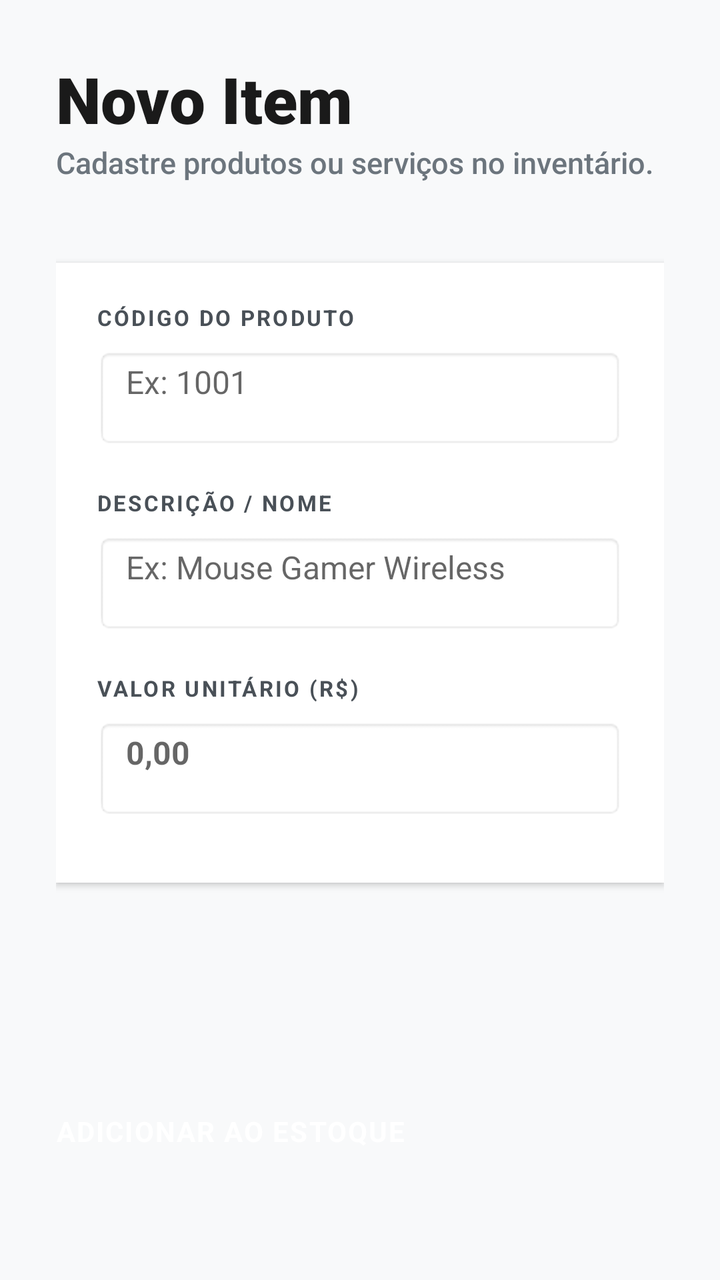
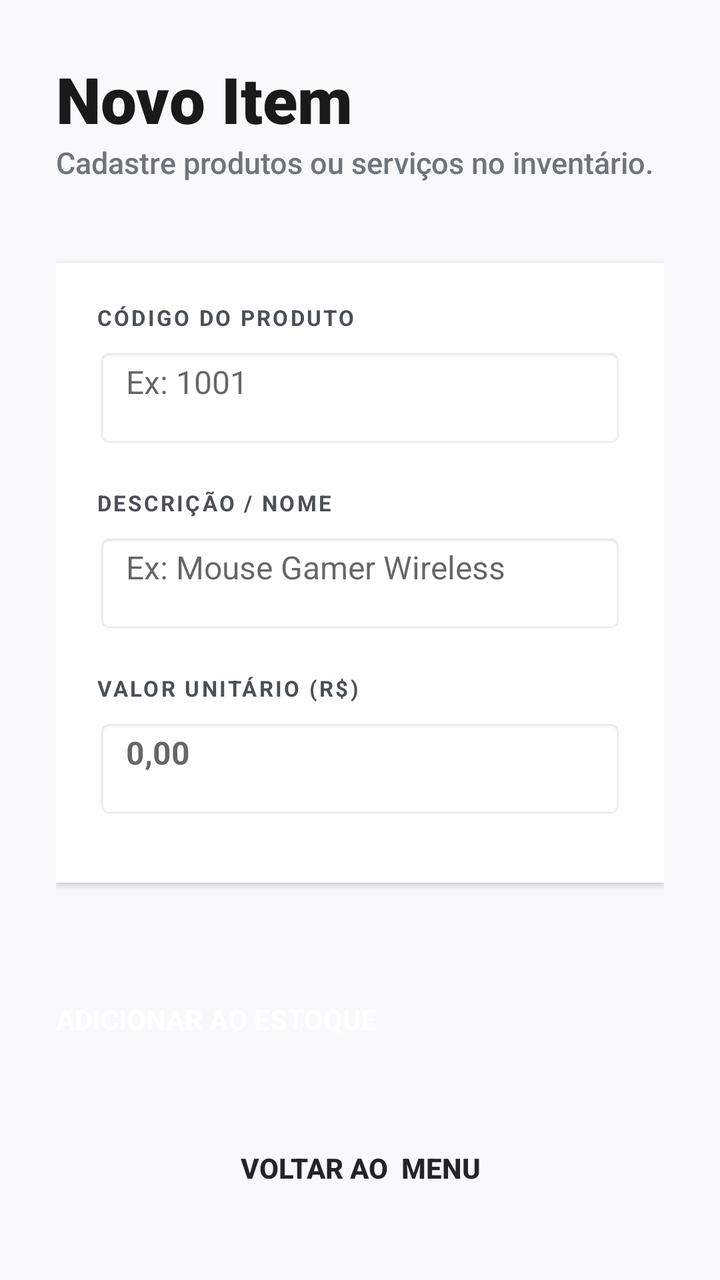

Before-and-after screenshots of an Android layout around one commit, followed by the original layout XML and the change that was made.
<!-- AndroidManifest.xml: application theme Theme.Teste -->
<!-- res/layout/cadastro_itens.xml -->
<?xml version="1.0" encoding="utf-8"?>
<LinearLayout xmlns:android="http://schemas.android.com/apk/res/android"
    android:layout_width="match_parent"
    android:layout_height="match_parent"
    android:orientation="vertical"
    android:padding="28dp"
    android:background="#F8F9FA">

    <TextView
        android:layout_width="wrap_content"
        android:layout_height="wrap_content"
        android:text="Novo Item"
        android:textSize="32sp"
        android:fontFamily="sans-serif-black"
        android:textColor="#1A1A1A" />

    <TextView
        android:layout_width="wrap_content"
        android:layout_height="wrap_content"
        android:text="Cadastre produtos ou serviços no inventário."
        android:textSize="15sp"
        android:fontFamily="sans-serif-medium"
        android:textColor="#6C757D"
        android:layout_marginBottom="40dp" />

    <LinearLayout
        android:layout_width="match_parent"
        android:layout_height="wrap_content"
        android:orientation="vertical"
        android:background="#FFFFFF"
        android:padding="20dp"
        android:elevation="2dp">

        <TextView
            android:layout_width="wrap_content"
            android:layout_height="wrap_content"
            android:text="CÓDIGO DO PRODUTO"
            android:textSize="11sp"
            android:textStyle="bold"
            android:letterSpacing="0.1"
            android:textColor="#495057"
            android:layout_marginBottom="8dp" />

        <EditText
            android:id="@+id/etCodigoItem"
            android:layout_width="match_parent"
            android:layout_height="50dp"
            android:hint="Ex: 1001"
            android:inputType="number"
            android:paddingLeft="15dp"
            android:textSize="16sp"
            android:background="@android:drawable/editbox_background"
            android:layout_marginBottom="20dp" />

        <TextView
            android:layout_width="wrap_content"
            android:layout_height="wrap_content"
            android:text="DESCRIÇÃO / NOME"
            android:textSize="11sp"
            android:textStyle="bold"
            android:letterSpacing="0.1"
            android:textColor="#495057"
            android:layout_marginBottom="8dp" />

        <EditText
            android:id="@+id/etDescricaoItem"
            android:layout_width="match_parent"
            android:layout_height="50dp"
            android:hint="Ex: Mouse Gamer Wireless"
            android:inputType="textCapSentences"
            android:paddingLeft="15dp"
            android:textSize="16sp"
            android:background="@android:drawable/editbox_background"
            android:layout_marginBottom="20dp" />

        <TextView
            android:layout_width="wrap_content"
            android:layout_height="wrap_content"
            android:text="VALOR UNITÁRIO (R$)"
            android:textSize="11sp"
            android:textStyle="bold"
            android:letterSpacing="0.1"
            android:textColor="#495057"
            android:layout_marginBottom="8dp" />

        <EditText
            android:id="@+id/etValorUnitario"
            android:layout_width="match_parent"
            android:layout_height="50dp"
            android:hint="0,00"
            android:inputType="numberDecimal"
            android:paddingLeft="15dp"
            android:textSize="16sp"
            android:textStyle="bold"
            android:textColor="#2E7D32"
            android:background="@android:drawable/editbox_background"
            android:layout_marginBottom="12dp" />

    </LinearLayout>

    <View
        android:layout_width="match_parent"
        android:layout_height="0dp"
        android:layout_weight="1" />

    <Button
        android:id="@+id/btnSalvarItem"
        android:layout_width="match_parent"
        android:layout_height="56dp"
        android:backgroundTint="#212529"
        android:elevation="4dp"
        android:letterSpacing="0.05"
        android:text="ADICIONAR AO ESTOQUE"
        android:textColor="#FFFFFF"
        android:textSize="14sp"
        android:textStyle="bold"
        />

</LinearLayout>
<!-- resources referenced by this layout -->
<resources>
  <style name="Theme.Teste" parent="android:Theme.Material.Light.NoActionBar" />
</resources>

<!-- the commit's change to res/layout/cadastro_itens.xml (unified diff, before → after) -->
@@ -95,7 +95,6 @@
             android:textColor="#2E7D32"
             android:background="@android:drawable/editbox_background"
             android:layout_marginBottom="12dp" />
-
     </LinearLayout>
 
     <View
@@ -103,17 +102,26 @@
         android:layout_height="0dp"
         android:layout_weight="1" />
 
+
+
     <Button
         android:id="@+id/btnSalvarItem"
         android:layout_width="match_parent"
         android:layout_height="56dp"
-        android:backgroundTint="#212529"
-        android:elevation="4dp"
-        android:letterSpacing="0.05"
         android:text="ADICIONAR AO ESTOQUE"
         android:textColor="#FFFFFF"
+        android:textStyle="bold"
+        android:backgroundTint="#212529"
+        android:elevation="4dp" />
+    <Button
+        android:id="@+id/btnVoltarItem"
+        android:layout_width="match_parent"
+        android:layout_height="56dp"
+        android:text="VOLTAR AO  MENU"
+        android:textColor="#212529"
+        android:textStyle="bold"
         android:textSize="14sp"
-        android:textStyle="bold"
-        />
+        android:backgroundTint="#E9ECEF"
+        style="?android:attr/borderlessButtonStyle"/>
 
 </LinearLayout>
